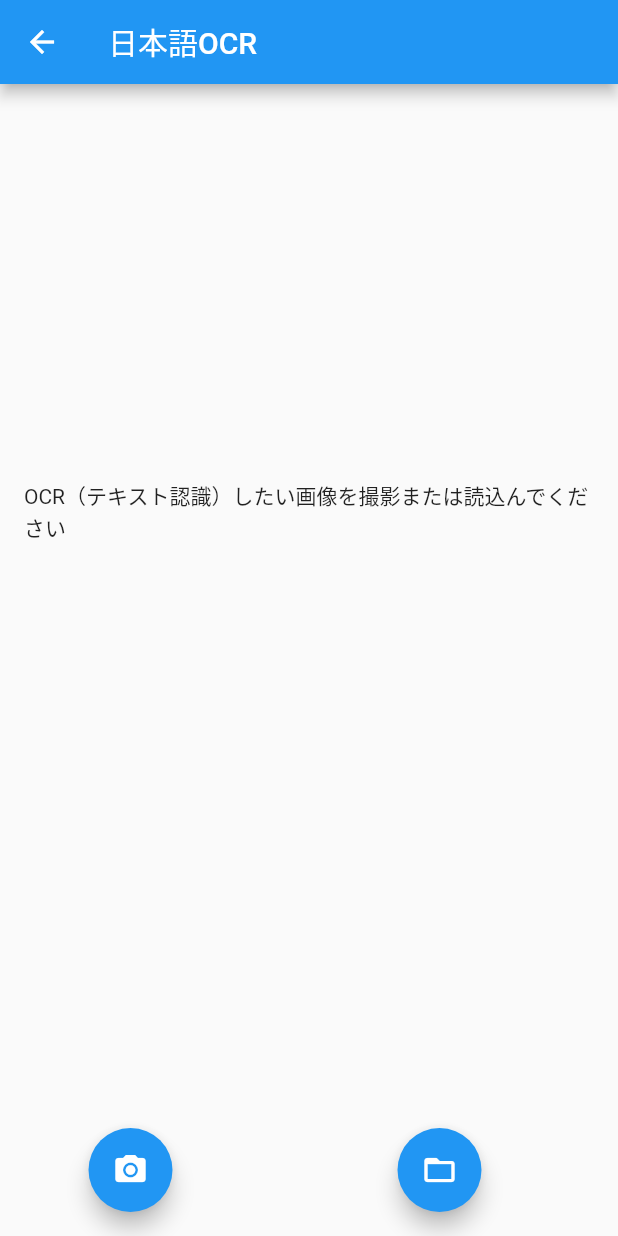
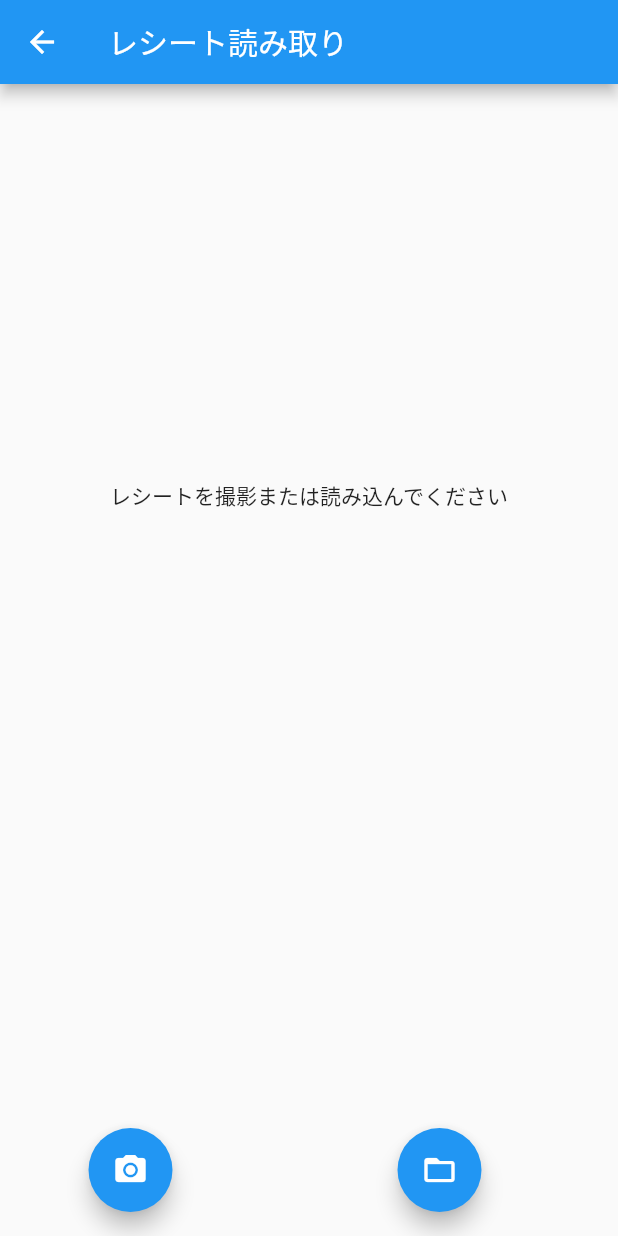
Before and after one commit to enpitut2021/hazimete_otsukai, a Flutter app: the ReaderMenuPage screen opened directly, after a tap on the "camera alt" icon, on a phone screen of 412 x 824 dp. Run offline on Flutter 3.47's test engine with Material 2 defaults, Android fonts, the light colour scheme and no system bars; our stand-ins replace cloud_firestore, cloud_functions, firebase_auth, firebase_core, image_picker; accounts and stored records are empty; network calls fail.

Commit message:
「解析する」ボタンの消去

```diff
--- a/lib/page/ReaderMenuPage.dart
+++ b/lib/page/ReaderMenuPage.dart
@@ -24,6 +24,7 @@
 class ReaderMenuState extends State<ReaderMenuPage> {
   // null safety対応のため、?でnull許容
   File? _image;
+  String? _text;
 
   final _picker = ImagePicker();
 
@@ -65,7 +66,7 @@
   Widget build(BuildContext context) {
     return Scaffold(
       appBar: AppBar(
-        title: Text('日本語OCR'),
+        title: Text('レシート読み取り'),
       ),
       body: Center(
         child: Padding(
@@ -80,7 +81,6 @@
               if (_image != null) Image.file(_image!, height: 400),
 
               // 画像を取得できたら解析ボタンを表示
-              if (_image != null) _analysisButton(),
               Container(
                   height: 240,
 
@@ -93,10 +93,8 @@
                         if (_result != null) {
                           // null safety対応のため_result!とする（_resultはnullにならない）
                           return _result!;
-                        } else if (_image != null) {
-                          return 'ボタンを押すと解析が始まります';
                         } else {
-                          return 'OCR（テキスト認識）したい画像を撮影または読込んでください';
+                          return 'レシートを撮影または読み込んでください';
                         }
                       }())))),
             ]),
@@ -108,14 +106,20 @@
         children: [
           // カメラ起動ボタン
           FloatingActionButton(
-            onPressed: () => _getImage(FileMode.CAMERA),
+            onPressed: () async {
+              await _getImage(FileMode.CAMERA);
+              await _analysis();
+            },
             tooltip: 'Pick Image from camera',
             child: Icon(Icons.camera_alt),
           ),
 
           // ギャラリー（ファイル）検索起動ボタン
           FloatingActionButton(
-            onPressed: () => _getImage(FileMode.GALLERY),
+            onPressed: () async {
+              await _getImage(FileMode.GALLERY);
+              await _analysis();
+            },
             tooltip: 'Pick Image from gallery',
             child: Icon(Icons.folder_open),
           ),
@@ -125,11 +129,7 @@
   }
 
   // OCR（テキスト認識）開始処理
-  Widget _analysisButton() {
-    return ElevatedButton(
-      child: Text('解析'),
-      onPressed: () async {
-        // null safety対応のため_image!とする（_imageはnullにならない）
+  Future _analysis() async {
     List<int> _imageBytes = _image!.readAsBytesSync();
     String _base64Image = base64Encode(_imageBytes);
 
@@ -144,7 +144,7 @@
           }
         }''';
 
-        final _text = await _callable(params).then((v) {
+    _text = await _callable(params).then((v) {
       return v.data[0]["fullTextAnnotation"]["text"];
     }).catchError((e) {
       print('ERROR: $e');
@@ -155,8 +155,6 @@
     setState(() {
       _result = _text;
     });
-      },
-    );
   }
 }
 
--- a/pubspec.yaml
+++ b/pubspec.yaml
@@ -35,6 +35,7 @@
   path_provider: ^2.0.2
   firebase_auth: ^3.0.1
   cloud_functions: ^3.0.0
+  image_cropper: ^1.4.1
 
 dev_dependencies:
   flutter_test:
```
Also changed, not shown: pubspec.lock. Lines whose indentation alone changed are shown as unchanged.
